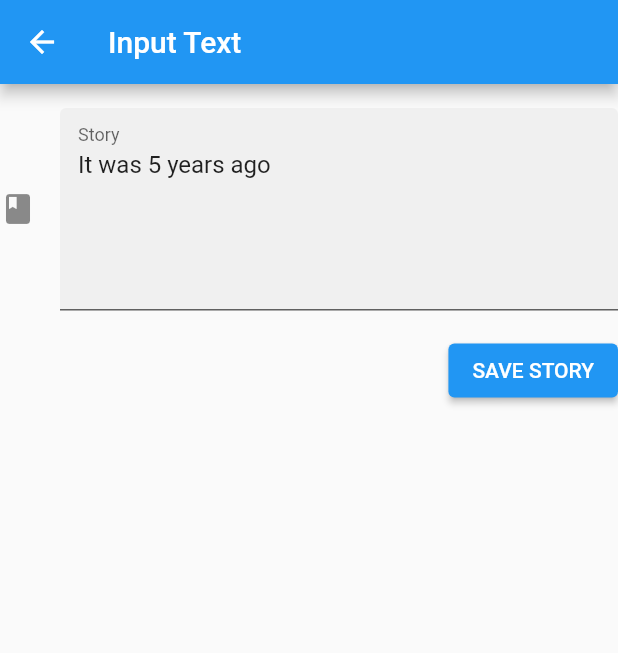
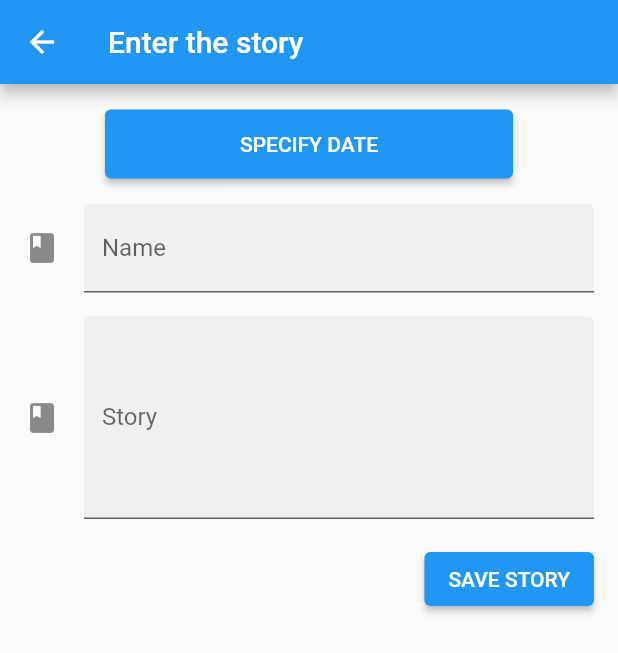
Before and after one commit to dayname/diary_app, a Flutter app: the InputNotes screen opened directly, on a phone screen of 412 x 824 dp. Shown: the top 653 px of the screen. Run offline on Flutter 3.47's test engine with Material 2 defaults, Android fonts, the phone set to English and light mode, and no system bars.

```diff
--- a/assets/Stories.json
+++ b/assets/Stories.json
@@ -1,3 +1 @@
-[{
-    "story": "Three little pigs got a lot of wolfs shit"
-  },{"story": "13 little pigs got a lot of wolfs shit"}]
+[{"story": "Three little pigs got a lot of wolfs shit"},{"story": "13 little pigs got a lot of wolfs shit"}]
--- a/lib/TextInputter/Data.dart
+++ b/lib/TextInputter/Data.dart
@@ -1,10 +1,29 @@
+// class Data {
+//   Map<String, dynamic> getStory = {};
+//   late String story;
+//   Data(this.story);
+//
+//   Data.toMap(String text) {
+//     getStory = {"story": text};
+//   }
+//
+//   Data.fromJson(Map<dynamic, dynamic> json) {
+//     story = json["story"];
+//   }
+//
+// }
+
+
+
+
 class Data {
   late String story;
+  late String title;
+  late var date;
 
-  Data({required this.story});
-
-  Data.fromJson(Map<String, dynamic> map) {
-    story = map["story"];
+  Data.fromJson(Map<dynamic, dynamic> json) {
+    story = json["story"];
+    title = json["title"];
+    date = json["date"];
   }
-
 }
--- a/lib/TextInputter/InputNotes.dart
+++ b/lib/TextInputter/InputNotes.dart
@@ -1,12 +1,12 @@
 import 'package:flutter/cupertino.dart';
 import 'package:flutter/material.dart';
-import 'package:flutter/services.dart';
 
 import 'Data.dart';
 
 
 class InputNotes extends StatefulWidget {
   static getRoute(BuildContext context) {
+
     return PageRouteBuilder(
         transitionsBuilder: (_, animation, secondAnimation, child) {
           return FadeTransition(opacity: animation,
@@ -22,18 +22,42 @@ class InputNotes extends StatefulWidget {
 }
 
 class _InputNotesState extends State<InputNotes> {
-  TextEditingController textController = TextEditingController(text: 'It was 5 years ago');
 
+  var date;
+  var newDate;
 
+  TextEditingController textController = TextEditingController();
+  TextEditingController titleController = TextEditingController();
   @override
   Widget build(BuildContext context) {
     return Scaffold(
         appBar: AppBar(
-          title: Text("Input Text"),
+          title: Text("Enter the story"),
         ),
 
         body: Container(
+          padding: EdgeInsets.all(16),
             child: Column(children: [
+              ElevatedButton(
+                onPressed: () {
+                  _showCalendar(context);
+                },
+                child: Text("Specify date".toUpperCase()),
+                style: ElevatedButton.styleFrom(
+                  padding: EdgeInsets.symmetric(horizontal: 90, vertical: 15)
+                ),
+              ),
+               SizedBox(height: 16),
+              TextField(
+                maxLines: 1,
+                controller: titleController,
+                decoration: const InputDecoration(
+                  icon: Icon(Icons.book),
+                  filled: true,
+                  hintText: "Name your story",
+                  labelText: 'Name',
+                ),
+              ),
             SizedBox(height: 16,),
               TextField(
                 maxLines: 5,
@@ -46,25 +70,41 @@ class _InputNotesState extends State<InputNotes> {
                 ),
               ),
               SizedBox(height: 16,),
+
               Align(
-                alignment: Alignment.bottomRight,
-                child: ElevatedButton(
-                  onPressed: () {
-                  // addStory(text: textController.text);
-                  },
-                  child: Text("Save story".toUpperCase()),
+                  alignment: Alignment.bottomRight,
+                  child: ElevatedButton(
+                    onPressed: () {
+                    addStory(text: textController.text, title: titleController.text);
+                    },
+                    child: Text("Save story".toUpperCase()),
+                  ),
                 ),
-              )
             ],)
         )
     );
   }
- //  void addStory({required String text})
- //  async {rootBundle.loadString('assets/Stories.json')
- //    jsonEncode(
- //        "story" : "$text",
- //        ));
- //
- // }
+  void addStory({required String text, required String title})
+  {
+    Navigator.pop(context, [text, title, date]);
+    // .replaceRange(10, date.length, '')
+ }
+
+  Future _showCalendar(BuildContext context) async{
+    final newDate =  await showDatePicker(
+      context: context,
+      initialDate: date ?? DateTime.now(),
+      firstDate: DateTime(1900),
+      lastDate: DateTime(2100),
+      helpText: 'SPECIFY DATE',
+      fieldLabelText: 'Specify date',
+    );
+    if (newDate == null) return;
+    setState(() {
+      date = newDate;
+    });
+
+  }
+
 
 }
--- /dev/null
+++ b/lib/TextInputter/getData.dart
@@ -0,0 +1,11 @@
+class getData {
+  Map<String, dynamic> getStory = {};
+
+
+
+  getData.toMap(List result) {
+    getStory = {"story": result[0], "title": result[1], "date": result[2]};
+  }
+
+
+}
--- a/pubspec.yaml
+++ b/pubspec.yaml
@@ -29,7 +29,8 @@ environment:
 dependencies:
   flutter:
     sdk: flutter
-
+  http: ^0.13.4
+  path_provider:
 
   # The following adds the Cupertino Icons font to your application.
   # Use with the CupertinoIcons class for iOS style icons.
```
Also changed, not shown: lib/TextInputter/MainMeny.dart (+78 -47 lines), pubspec.lock.
